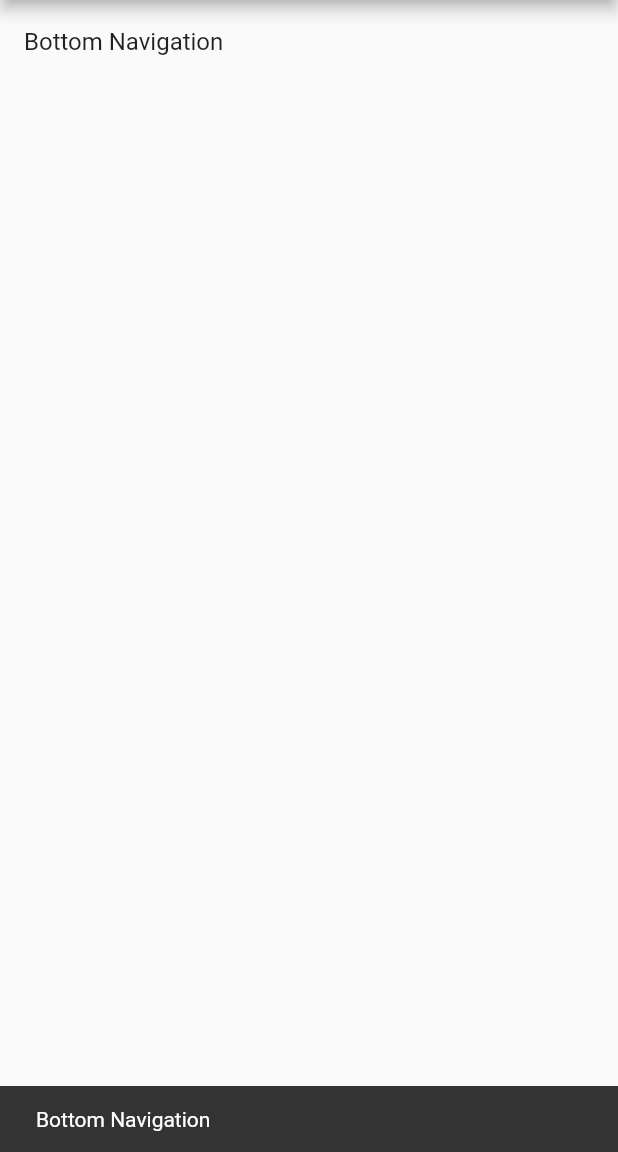
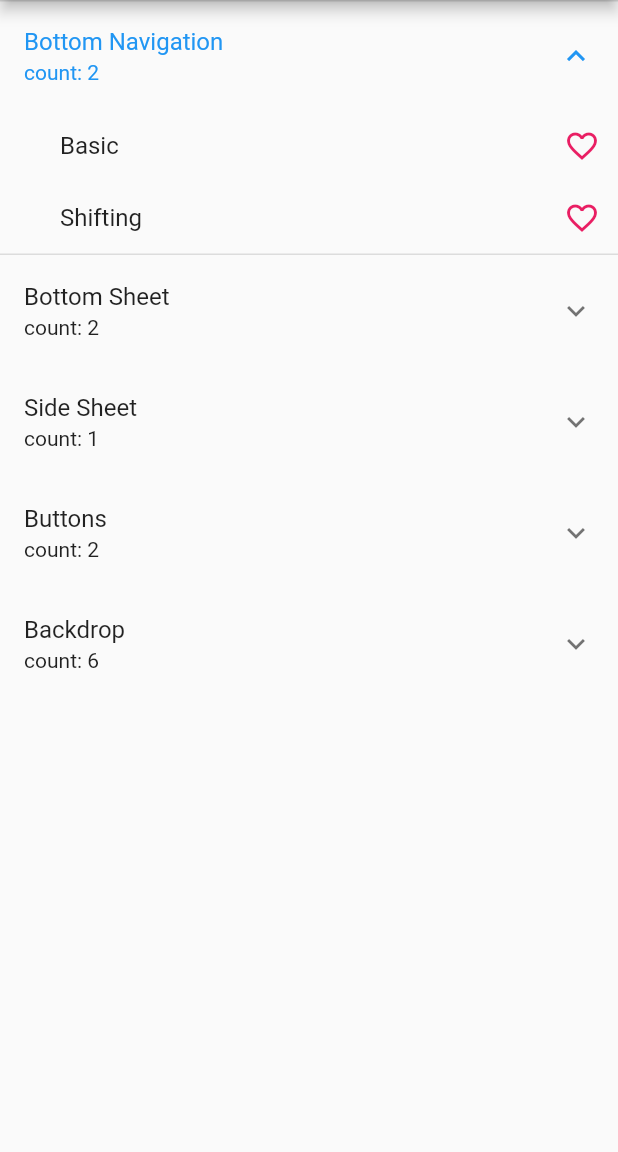
Before and after one commit to shindonghwi/flutter_material_sample_app, a Flutter app: the screen it shows after launch, after a tap on "Bottom Navigation", on a phone screen of 412 x 824 dp, the part 84-1236 px from its top. Run offline on Flutter 3.47's test engine with Material 2 defaults, Android fonts, the phone set to English and light mode, and no system bars.

Commit message:
feat: 대댓글과 유사한 목록 UI 구현

```diff
--- a/lib/feature/presentation/page/home/home_page.dart
+++ b/lib/feature/presentation/page/home/home_page.dart
@@ -1,7 +1,3 @@
-import 'dart:developer';
-import 'dart:ffi';
-import 'dart:math';
-
 import 'package:flutter/material.dart';
 
 class HomePage extends StatefulWidget {
@@ -13,26 +9,74 @@ class HomePage extends StatefulWidget {
 
 class _HomePageState extends State<HomePage> {
   Map<String, dynamic> menuList = {
-    'BottomNavigation': ['Basic', 'Shifting'],
+    'Bottom Navigation': ['Basic', 'Shifting'],
+    'Bottom Sheet': ['Basic', 'List'],
+    'Side Sheet': ['Basic'],
+    'Buttons': ['Basic', 'Button In Utilities'],
+    'Backdrop': ['Basic', 'Filter', 'Navigation', 'Steppers', 'Text Field', 'Selection']
   }.map((key, value) => MapEntry(key, value));
 
-  List<bool> subMenuHiddenState = <bool>[true];
+  final Map<String, dynamic> _selected = {}; // 좋아요 상태
 
-  Widget makeMenu() {
+  @override
+  void initState() {
+    super.initState();
+    initSelectedState();
+  }
 
-    return Column(
-      children: [
-        ListTile(
-          title: Text('Bottom Navigation'),
-          onTap: () {
-            // subMenuHiddenState[menuList.indexOf(title)] = !subMenuHiddenState[menuList.indexOf(title)];
-            ScaffoldMessenger.of(context).showSnackBar(SnackBar(content: Text('Bottom Navigation')));
-          },
-          // leading: leadingIcon,
-          // trailing: trailingIcon,
-        ),
-      ],
-    );
+  /// 좋아요 클릭 상태 초기화
+  void initSelectedState() {
+    for (var element in menuList.entries) {
+      List<bool> likeState = [];
+      element.value.toList().forEach((element) {
+        likeState.add(false);
+      });
+      _selected[element.key] = likeState;
+    }
+  }
+
+  Widget makeMenuList() {
+    return ListView.builder(
+        itemCount: menuList.length,
+        itemBuilder: (BuildContext context, int idx) {
+          String key = menuList.keys.elementAt(idx);
+          List<String> values = menuList.values.elementAt(idx);
+          List<Widget> subList = [];
+
+          values.asMap().forEach((index, subMenu) {
+            subList.add(
+              Padding(
+                padding: const EdgeInsets.only(left: 40),
+                child: Row(
+                  mainAxisAlignment: MainAxisAlignment.spaceBetween,
+                  children: [
+                    Text(
+                      subMenu,
+                      style: const TextStyle(fontSize: 16, fontWeight: FontWeight.w400),
+                    ),
+                    IconButton(
+                        onPressed: () {
+                          setState(() {
+                            _selected[key][index] = !_selected[key][index];
+                          });
+                        },
+                        icon: Icon(
+                          _selected[key][index] == true ? Icons.favorite : Icons.favorite_outline,
+                          color: Colors.pink,
+                        ))
+                  ],
+                ),
+              ),
+            );
+          });
+
+          return ExpansionTile(
+              title: Text(key.toString()),
+              subtitle: Text('count: ${values.length}'),
+              initiallyExpanded: false,
+              controlAffinity: ListTileControlAffinity.platform,
+              children: subList);
+        });
   }
 
   @override
@@ -64,7 +108,6 @@ class _HomePageState extends State<HomePage> {
             ),
           ],
         ),
-        body: makeMenu()
-    );
+        body: makeMenuList());
   }
 }
```
